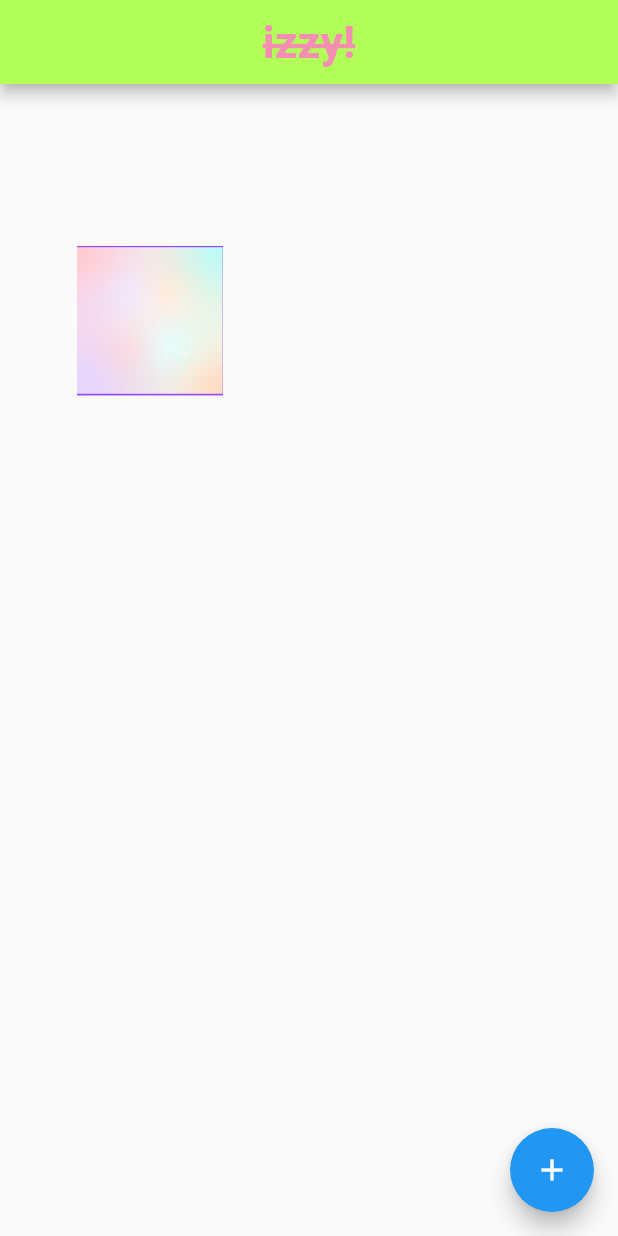
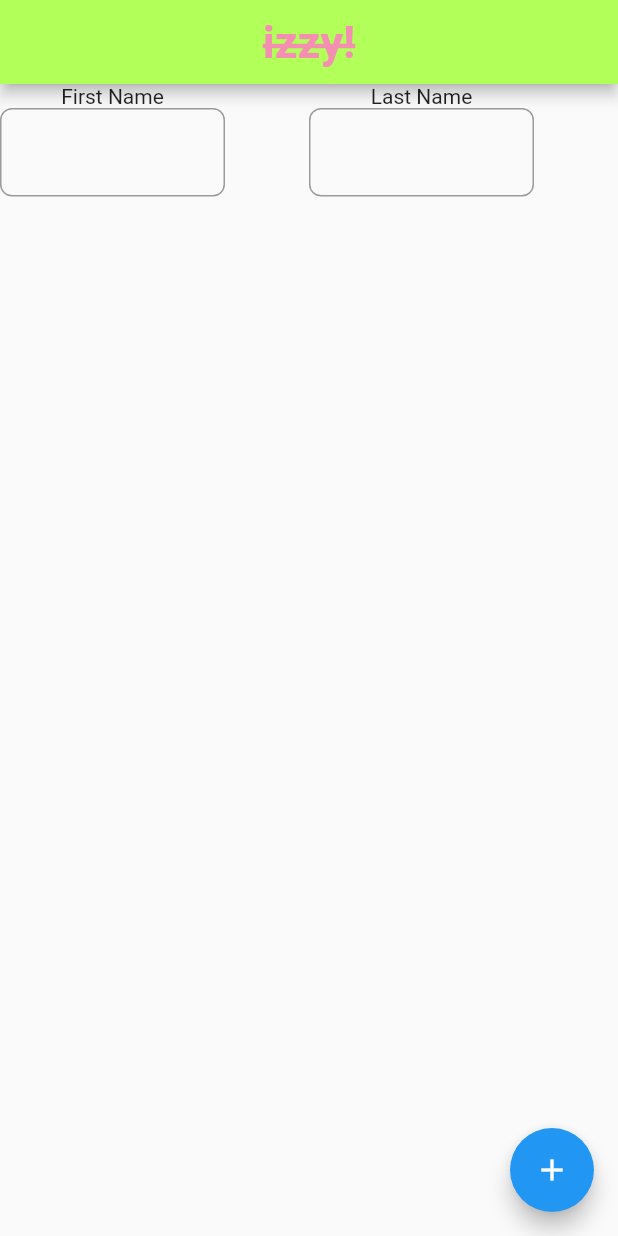
Before and after one commit to daniellekom/Izzy, a Flutter app: the screen it shows after launch, on a phone screen of 412 x 824 dp. Run offline on Flutter 3.47's test engine with Material 2 defaults, Android fonts, the phone set to English and light mode, and no system bars.

Commit message:
textfield practice

```diff
--- a/lib/main.dart
+++ b/lib/main.dart
@@ -77,11 +77,40 @@ class _MyHomePageState extends State<MyHomePage> {
           ),
         )),
       ),
-      body: Column(
+      body: Row(
         children: [
-          const Card(color: Colors.orange,shape: CircleBorder(side: BorderSide(color: Colors.green))),
-          SizedBox(height: 100,width: 200, ),
-          Image.asset('images/firstpic.png', height: 100),
+          Flexible(
+            child: Row(
+              children: [
+                Column(
+                  children: [
+                    Text("First Name"),
+                    SizedBox(width: 150,
+                      child: TextField(
+                          decoration:
+                              InputDecoration(border: OutlineInputBorder(borderRadius: BorderRadius.circular(8)))),
+                    ),
+                  ],
+                ),
+              ],
+            ),
+          ),
+          Flexible(
+            child: Row(
+              children: [
+                Column(
+                  children: [
+                    Text("Last Name"),
+                    SizedBox(width: 150,
+                      child: TextField(
+                          decoration:
+                              InputDecoration(border: OutlineInputBorder(borderRadius: BorderRadius.circular(8)))),
+                    ),
+                  ],
+                ),
+              ],
+            ),
+          ),
         ],
       ),
       floatingActionButton: FloatingActionButton(
--- /dev/null
+++ b/lib/model/pixel.dart
@@ -0,0 +1,20 @@
+//functions rules:
+// 1. returns or not -> void or not void(String,int,list etc)
+// 2. function name
+// 3. receives arguments or not
+// 4. what is the function doing?
+
+
+
+
+class Pixel{
+int color;
+
+Pixel(this.color);
+
+ void Colors(){
+  var color1 = color;
+ }
+
+
+}
```
